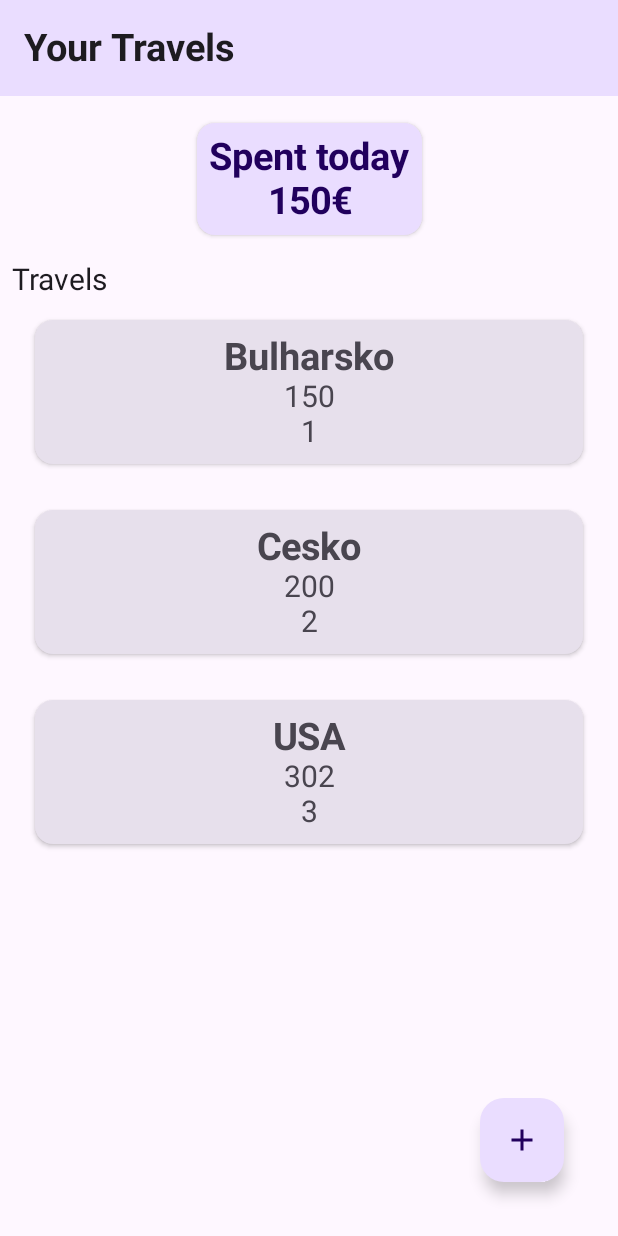
After one commit to VeronikaSivcak/Your_travels, an Android app built with Jetpack Compose: the composable HomeScreen shown on its own in the app's theme, on a phone screen of 412 x 824 dp. The commit adds this screen. Run offline under Robolectric (Android 15) with nearby library versions, the phone set to English and light mode, and no system bars; our stand-ins replace Room's generated code.

Commit message:
Home screen, universal top bar, text type styles added, resources added, base for database

```diff
--- /dev/null
+++ b/app/src/main/java/com/example/yourtravels/YourTravelsTopAppBar.kt
@@ -0,0 +1,48 @@
+package com.example.yourtravels
+
+import androidx.compose.material.icons.Icons
+import androidx.compose.material.icons.filled.ArrowBack
+import androidx.compose.material3.ExperimentalMaterial3Api
+import androidx.compose.material3.Icon
+import androidx.compose.material3.IconButton
+import androidx.compose.material3.Text
+import androidx.compose.material3.TopAppBar
+import androidx.compose.material3.TopAppBarDefaults
+import androidx.compose.material3.TopAppBarScrollBehavior
+import androidx.compose.runtime.Composable
+import androidx.compose.ui.Modifier
+import androidx.compose.ui.graphics.Color
+import androidx.compose.ui.res.stringResource
+import androidx.compose.ui.text.style.TextAlign
+
+
+@OptIn(ExperimentalMaterial3Api::class)
+@Composable
+fun YTTopAppBar(
+    modifier: Modifier = Modifier,
+    name : String,
+    navigateBack : Boolean,
+    scrollBehavior : TopAppBarScrollBehavior? = null,
+    navigateUp: () -> Unit = {},
+    color : Color,
+
+) {
+    TopAppBar(
+        title = { Text(name, textAlign = TextAlign.Left ) },
+        modifier = modifier,
+        scrollBehavior = scrollBehavior,
+        colors = TopAppBarDefaults.mediumTopAppBarColors(
+            containerColor = color
+        ),
+        navigationIcon = {
+            if (navigateBack) {
+                IconButton(onClick = navigateUp) {
+                    Icon(
+                        imageVector = Icons.Filled.ArrowBack,
+                        contentDescription = stringResource(R.string.navigate_back)
+                    )
+                }
+            }
+        }
+        )
+}
--- /dev/null
+++ b/app/src/main/java/com/example/yourtravels/data/Journey.kt
@@ -0,0 +1,16 @@
+package com.example.yourtravels.data
+
+import androidx.room.Entity
+import androidx.room.PrimaryKey
+import java.util.Date
+
+
+@Entity(tableName = "listOfJourneys")
+data class Journey(
+    @PrimaryKey(autoGenerate = true)
+    val id: Int = 0,
+    val name: String,
+    //val startDate: Date,
+    //val endDate: Date,
+    val budget: Int
+)
--- /dev/null
+++ b/app/src/main/java/com/example/yourtravels/home/HomeScreen.kt
@@ -0,0 +1,221 @@
+package com.example.yourtravels.home
+
+
+import androidx.compose.foundation.clickable
+import androidx.compose.foundation.layout.Arrangement
+import androidx.compose.foundation.layout.Column
+import androidx.compose.foundation.layout.PaddingValues
+import androidx.compose.foundation.layout.fillMaxSize
+import androidx.compose.foundation.layout.fillMaxWidth
+import androidx.compose.foundation.layout.padding
+import androidx.compose.foundation.lazy.LazyColumn
+import androidx.compose.foundation.lazy.items
+import androidx.compose.material.icons.Icons
+import androidx.compose.material.icons.filled.Add
+import androidx.compose.material3.Card
+import androidx.compose.material3.CardDefaults
+import androidx.compose.material3.ExperimentalMaterial3Api
+import androidx.compose.material3.FloatingActionButton
+import androidx.compose.material3.Icon
+import androidx.compose.material3.MaterialTheme
+import androidx.compose.material3.MaterialTheme.typography
+import androidx.compose.material3.Scaffold
+import androidx.compose.material3.Text
+import androidx.compose.material3.TopAppBarDefaults
+import androidx.compose.runtime.Composable
+import androidx.compose.ui.Alignment
+import androidx.compose.ui.Modifier
+import androidx.compose.ui.input.nestedscroll.nestedScroll
+import androidx.compose.ui.res.stringResource
+import androidx.compose.ui.text.style.TextAlign
+import androidx.compose.ui.tooling.preview.Preview
+import androidx.compose.ui.unit.dp
+import com.example.yourtravels.R
+import com.example.yourtravels.YTTopAppBar
+import com.example.yourtravels.data.Journey
+import com.example.yourtravels.ui.theme.YourTravelsTheme
+
+@OptIn(ExperimentalMaterial3Api::class)
+@Composable
+fun HomeScreen(
+    //navigateToItemEntry: () -> Unit,
+    //navigateToItemUpdate: (Int) -> Unit,
+    modifier: Modifier = Modifier
+) {
+    val scrollBehavior = TopAppBarDefaults.enterAlwaysScrollBehavior()
+    Scaffold(
+        modifier = modifier.nestedScroll(scrollBehavior.nestedScrollConnection),
+        topBar = {
+                 YTTopAppBar(
+                     name = stringResource(R.string.app_name),
+                     navigateBack = false,
+                     scrollBehavior = scrollBehavior,
+                     color = MaterialTheme.colorScheme.primaryContainer
+                     )
+        },
+        floatingActionButton = {
+            FloatingActionButton(
+                onClick = { /*TODO*/ },
+                modifier = Modifier.padding(20.dp)
+            ) {
+                Icon(
+                    imageVector = Icons.Default.Add,
+                    contentDescription = stringResource(R.string.add_travel_to_list))
+            }
+        }
+    )
+    { innerPadding ->
+
+        BodyOfHomeScreen(
+            listOf(
+                Journey (1, "Bulharsko", 150),
+                Journey (2, "Cesko", 200),
+                Journey (3, "USA", 302)
+
+            ),
+            onItemClick = {},
+            modifier = modifier.fillMaxSize()
+                .padding(innerPadding),
+            //contentPadding = innerPadding
+        )
+    }
+}
+
+
+@Composable
+private fun BodyOfHomeScreen(
+    travelList: List<Journey>,
+    onItemClick: (Journey) -> Unit,
+    modifier: Modifier = Modifier,
+    contentPadding: PaddingValues = PaddingValues(0.dp)
+) {
+    if (travelList.isEmpty()) {
+        Column(
+                horizontalAlignment = Alignment.CenterHorizontally,
+                verticalArrangement = Arrangement.Center,
+                modifier = modifier
+        ) {
+            Text(
+                text = stringResource(R.string.empty_travel_list),
+                style = typography.titleLarge,
+                textAlign = TextAlign.Center
+            )
+        }
+    } else {
+        Column(
+                horizontalAlignment = Alignment.CenterHorizontally,
+                modifier = modifier
+        ) {
+            Card(
+                modifier = Modifier.padding(18.dp),
+                colors = CardDefaults.cardColors(
+                    containerColor = MaterialTheme.colorScheme.primaryContainer
+                ),
+                elevation = CardDefaults.cardElevation(defaultElevation = 2.dp)
+            ) {
+                Column(
+                    horizontalAlignment = Alignment.CenterHorizontally,
+                    modifier = Modifier.padding(8.dp)
+                ) {
+                    Text(
+                        text = stringResource(R.string.spent_today),
+                        style = typography.titleLarge
+                    )
+                    Text(
+                        text = "150€",
+                        style = typography.titleLarge
+                    )
+                }
+            }
+            Text(
+                text = stringResource(R.string.travels_title),
+                style = typography.titleMedium,
+                modifier = Modifier
+                    .padding(horizontal = 8.dp)
+                    .align(alignment = Alignment.Start)
+            )
+
+            ListOfTravels(
+                travelList = travelList,
+                onItemClick = { onItemClick(it) },
+                contentPadding = contentPadding,
+                modifier = Modifier.padding(horizontal = 8.dp)
+            )
+        }
+    }
+}
+
+
+@Composable
+private fun SimpleTravel(
+    journey : Journey,
+    modifier : Modifier = Modifier) {
+        Card(
+            modifier = Modifier.padding(15.dp),
+            colors = CardDefaults.cardColors(
+                containerColor = MaterialTheme.colorScheme.surfaceVariant
+            ),
+            elevation = CardDefaults.cardElevation(defaultElevation = 2.dp)
+        ) {
+            Column(
+                horizontalAlignment = Alignment.CenterHorizontally,
+                //verticalArrangement = Arrangement.spacedBy(3.dp),
+                modifier = Modifier
+                    .padding(10.dp)
+                    .fillMaxWidth()
+
+            ) {
+                Text(
+                    text = journey.name,
+                    style = typography.titleLarge
+                )
+                Text(
+                    text = journey.budget.toString(),
+                    style = typography.titleMedium
+                )
+                Text(
+                    text = journey.id.toString(),
+                    style = typography.titleMedium
+                )
+            }
+        }
+}
+
+@Composable
+private fun ListOfTravels(
+    travelList: List<Journey>,
+    onItemClick: (Journey) -> Unit,
+    contentPadding: PaddingValues,
+    modifier: Modifier = Modifier
+) {
+    LazyColumn(
+        modifier = modifier,
+        contentPadding = contentPadding
+    ) {
+        items(items = travelList, key = {it.id}) { item->
+            SimpleTravel(journey = item,
+                modifier = Modifier
+                    .clickable { onItemClick(item) })
+        }
+
+    }
+}
+
+@Preview(showBackground = true)
+@Composable
+fun HomeBodyPreview() {
+    YourTravelsTheme {
+        BodyOfHomeScreen(
+            listOf(
+                Journey (1, "Bulharsko", 150),
+                Journey (2, "Cesko", 200),
+                Journey (3, "USA", 302)
+            ), onItemClick ={} )
+    }
+}
+
+@Preview
+@Composable
+fun SimpleItemPreview() {
+    SimpleTravel(Journey(1, "ahoj", 123))
+}
--- a/app/src/main/res/values/strings.xml
+++ b/app/src/main/res/values/strings.xml
@@ -1,3 +1,8 @@
 <resources>
     <string name="app_name">Your Travels</string>
+    <string name="empty_travel_list">Your travel list is empty! \n Add new travel by tapping + button.</string>
+    <string name="add_travel_to_list">Add travel</string>
+    <string name="travels_title">Travels</string>
+    <string name="spent_today">Spent today</string>
+    <string name="navigate_back">Back</string>
 </resources>
```
Also changed, not shown: app/src/main/java/com/example/yourtravels/MainActivity.kt (+5 -6 lines), app/src/main/java/com/example/yourtravels/YourTravelsScreens.kt (added, +8 -0 lines), app/src/main/java/com/example/yourtravels/data/JourneyDao.kt (added, +20 -0 lines), app/src/main/java/com/example/yourtravels/home/HomeViewModel.kt (added, +7 -0 lines), app/src/main/java/com/example/yourtravels/ui/theme/Theme.kt (+2 -14 lines), app/src/main/java/com/example/yourtravels/ui/theme/Type.kt (+14 -5 lines).
